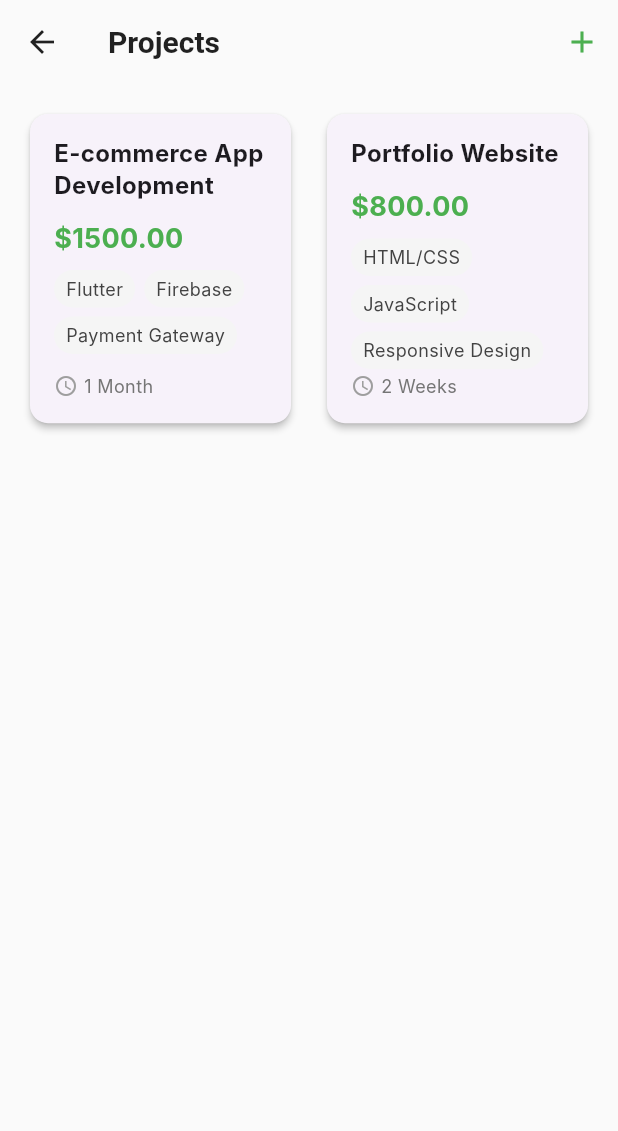
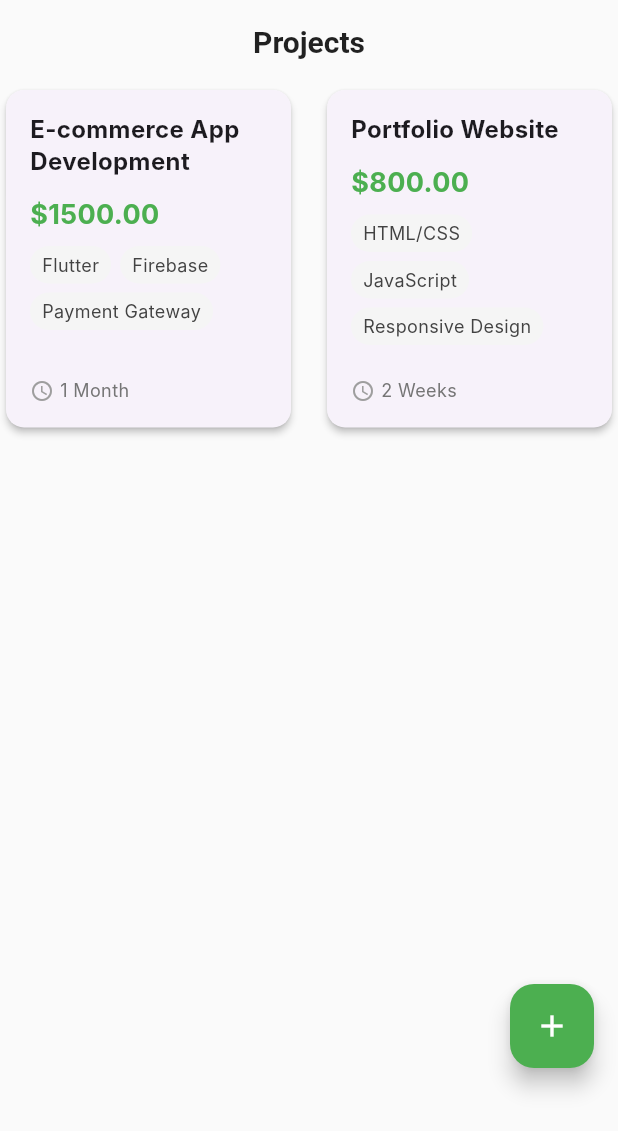
Before and after one commit to ShariqShoaib07/Virtual-Software-House, a Flutter app: the ProjectsPageC screen opened directly, on a phone screen of 412 x 824 dp. Shown: the top 1131 px of the screen. Run offline on Flutter 3.47's test engine with Material 3 defaults, Android fonts, the phone set to English and light mode, and no system bars; our stand-ins replace dio, file_picker, fl_chart, google_fonts, image_picker, open_file and 1 more; Roboto replaces fonts that are missing (Inter).

Commit message:
Removed the arrow that was leading to login page and add FAB in Client Project page

```diff
--- a/lib/projects_page_c.dart
+++ b/lib/projects_page_c.dart
@@ -42,24 +42,37 @@ class _ProjectsPageCState extends State<ProjectsPageC> {
 
   @override
   Widget build(BuildContext context) {
+    final bottomPadding = MediaQuery.of(context).padding.bottom; // Get system bottom padding
+
     return Scaffold(
       backgroundColor: Colors.grey[50],
       appBar: AppBar(
-        title: const Text("Projects",
-            style: TextStyle(fontWeight: FontWeight.bold, color: Colors.black87)),
-        centerTitle: false,
+        title: const Text(
+          "Projects",
+          style: TextStyle(
+            fontWeight: FontWeight.bold,
+            color: Colors.black87,
+          ),
+        ),
+        centerTitle: true,
         elevation: 0,
+        automaticallyImplyLeading: false,
         backgroundColor: Colors.grey[50],
         iconTheme: const IconThemeData(color: Colors.black87),
-        actions: [
-          IconButton(
-            icon: const Icon(Icons.add, color: Colors.green),
-            onPressed: () => showAddProjectDialog(context),
-          ),
-        ],
       ),
+      floatingActionButton: Padding(
+        padding: EdgeInsets.only(bottom: kBottomNavigationBarHeight + 40),
+        child: FloatingActionButton(
+          onPressed: () => showAddProjectDialog(context),
+          backgroundColor: Colors.green,
+          child: const Icon(Icons.add, color: Colors.white),
+        ),
+      ),
+      floatingActionButtonLocation: FloatingActionButtonLocation.endFloat,
       body: Padding(
-        padding: const EdgeInsets.all(16.0),
+        padding: EdgeInsets.only(
+          bottom: kBottomNavigationBarHeight + 20 + bottomPadding, // Extra space for FAB
+        ),
         child: GridView.builder(
           gridDelegate: const SliverGridDelegateWithFixedCrossAxisCount(
             crossAxisCount: 2,
--- a/lib/tools_page.dart
+++ b/lib/tools_page.dart
@@ -28,6 +28,7 @@ class _ToolsPageState extends State<ToolsPage> {
         ),
         centerTitle: true,
         elevation: 0,
+        automaticallyImplyLeading: false,
         backgroundColor: Colors.transparent,
       ),
       body: LayoutBuilder(
```
Also changed, not shown: lib/projects_page.dart (+8 -2 lines), lib/settings_page.dart (+8 -1 lines).
